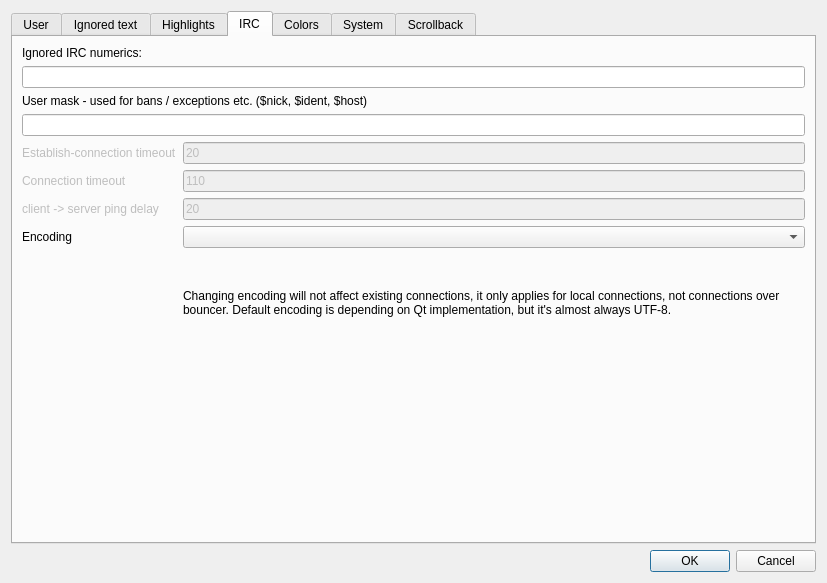
The window that src/GrumpyIRC/lib/preferenceswin.ui (grumpy-irc/grumpy) describes before a commit, drawn with Qt 5.
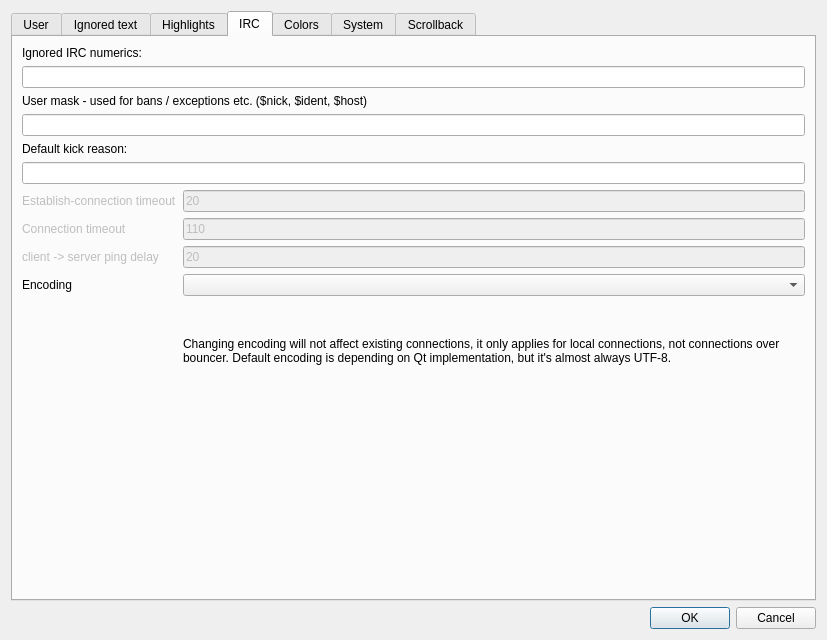
The same window after the commit. The open tabs and pages were chosen to show the change.

Commit message: make it possible to change default kick reason

Patch:
```diff
--- a/src/GrumpyIRC/lib/preferenceswin.ui
+++ b/src/GrumpyIRC/lib/preferenceswin.ui
@@ -7,7 +7,7 @@
     <x>0</x>
     <y>0</y>
     <width>827</width>
-    <height>583</height>
+    <height>640</height>
    </rect>
   </property>
   <property name="windowTitle">
@@ -163,6 +163,16 @@
        <item>
         <widget class="QLineEdit" name="le_Mask"/>
        </item>
+       <item>
+        <widget class="QLabel" name="label_31">
+         <property name="text">
+          <string>Default kick reason:</string>
+         </property>
+        </widget>
+       </item>
+       <item>
+        <widget class="QLineEdit" name="lineEdit_Kick"/>
+       </item>
        <item>
         <layout class="QFormLayout" name="formLayout_5">
          <item row="0" column="0">
```
The commit also changes 1 other file.
